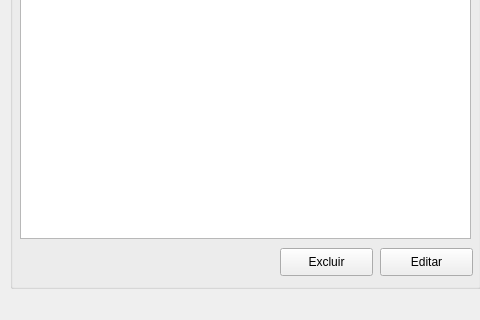
Qt form forms/frm_principal.ui (luissantananet/cashier) before a commit; both pictures show x 0 to 480 and y 101 to 421 of the 662 by 421 pixel window.
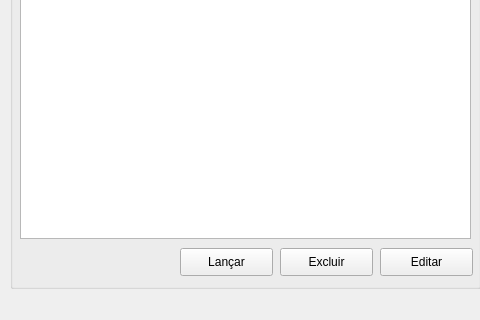
The same form after that commit.

```diff
--- a/forms/frm_principal.ui
+++ b/forms/frm_principal.ui
@@ -88,6 +88,19 @@
       <string>Editar</string>
      </property>
     </widget>
+    <widget class="QPushButton" name="btn_lancar">
+     <property name="geometry">
+      <rect>
+       <x>170</x>
+       <y>320</y>
+       <width>93</width>
+       <height>28</height>
+      </rect>
+     </property>
+     <property name="text">
+      <string>Lançar</string>
+     </property>
+    </widget>
    </widget>
    <widget class="QGroupBox" name="groupBox_3">
     <property name="geometry">
```
Left out of the diff: 16 changed lines with no effect on the pictures.
